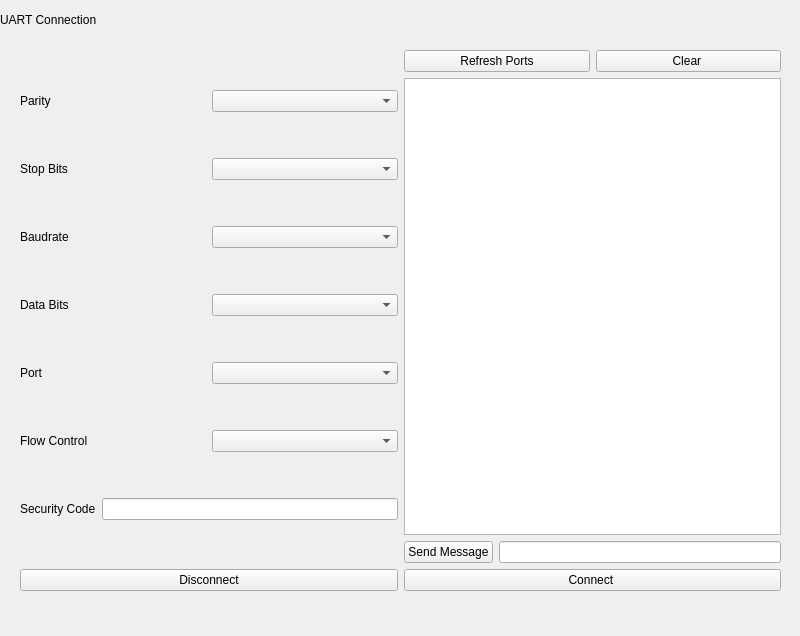
Old version of the form uart.ui in the repository Nourreddine1920/Serial_Port_COM.
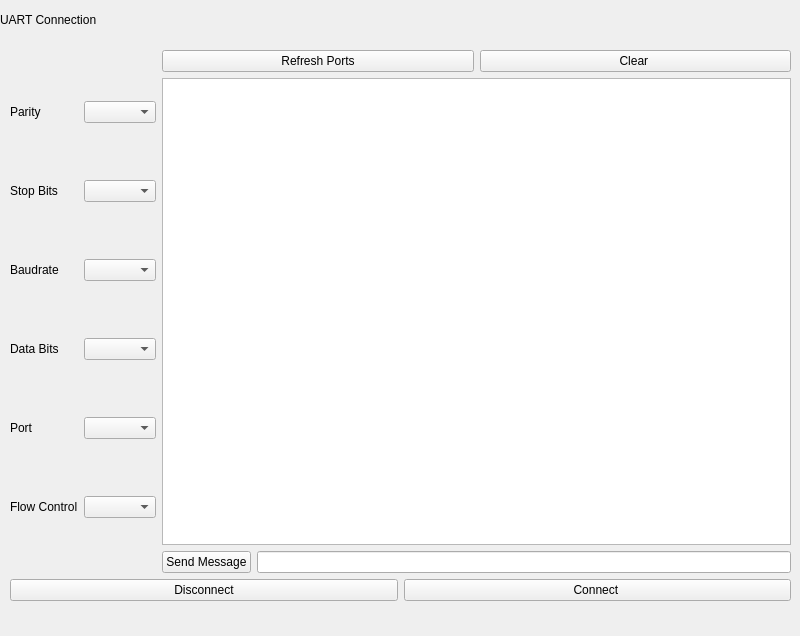
New version of the form.

The edit to the form file:
```diff
--- a/uart.ui
+++ b/uart.ui
@@ -41,10 +41,10 @@
    <widget class="QWidget" name="layoutWidget">
     <property name="geometry">
      <rect>
-      <x>20</x>
+      <x>10</x>
       <y>50</y>
-      <width>761</width>
-      <height>541</height>
+      <width>781</width>
+      <height>551</height>
      </rect>
     </property>
     <layout class="QVBoxLayout" name="verticalLayout_5">
@@ -136,20 +136,6 @@
            </item>
           </layout>
          </item>
-         <item>
-          <layout class="QHBoxLayout" name="horizontalLayout_10">
-           <item>
-            <widget class="QLabel" name="label_8">
-             <property name="text">
-              <string>Security Code</string>
-             </property>
-            </widget>
-           </item>
-           <item>
-            <widget class="QLineEdit" name="lineEdit_2"/>
-           </item>
-          </layout>
-         </item>
         </layout>
        </item>
        <item>
```
